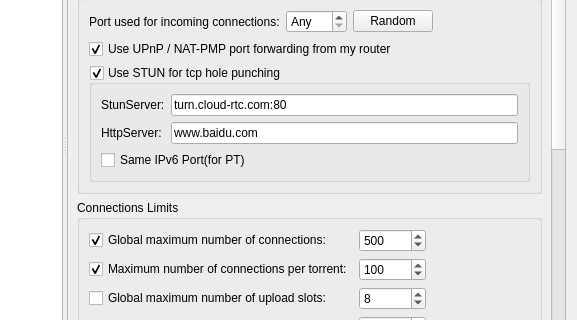
This is src/gui/optionsdialog.ui in wxhwz/qBittorrent as Qt 5 draws it before an edit; both pictures show x 202 to 779 and y 137 to 457 of the 779 by 591 pixel window. The edited form follows.
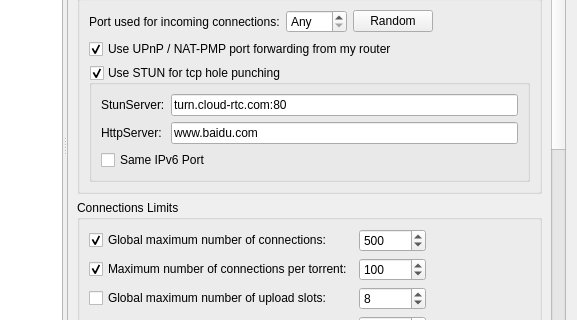
This is the edited form. Icons and pictures are not drawn. Custom widgets are drawn as their Qt base class.

Diff of the .ui file:
```diff
--- a/src/gui/optionsdialog.ui
+++ b/src/gui/optionsdialog.ui
@@ -2011,7 +2011,7 @@
                   <item>
                    <widget class="QCheckBox" name="checkSameIPv6Port">
                     <property name="text">
-                     <string>Same IPv6 Port(for PT)</string>
+                     <string>Same IPv6 Port</string>
                     </property>
                    </widget>
                   </item>
```
